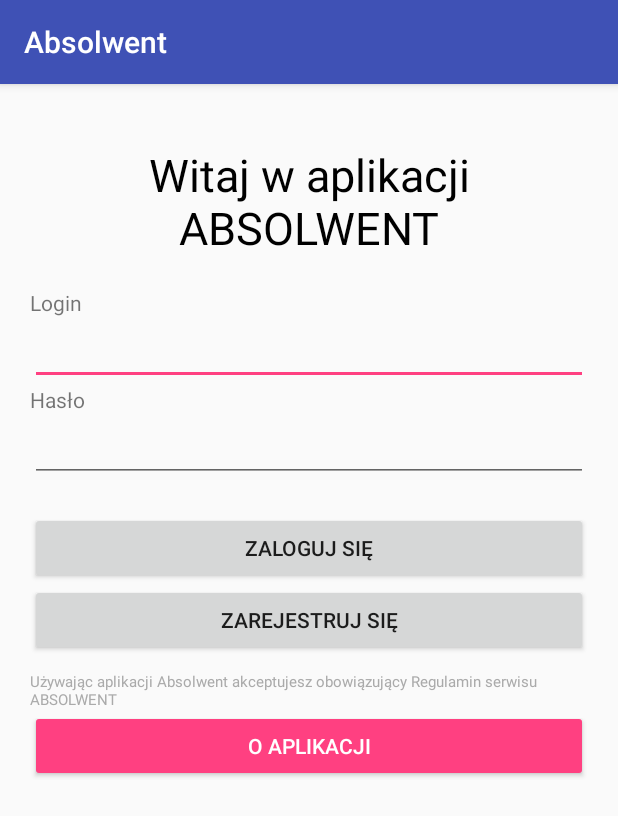
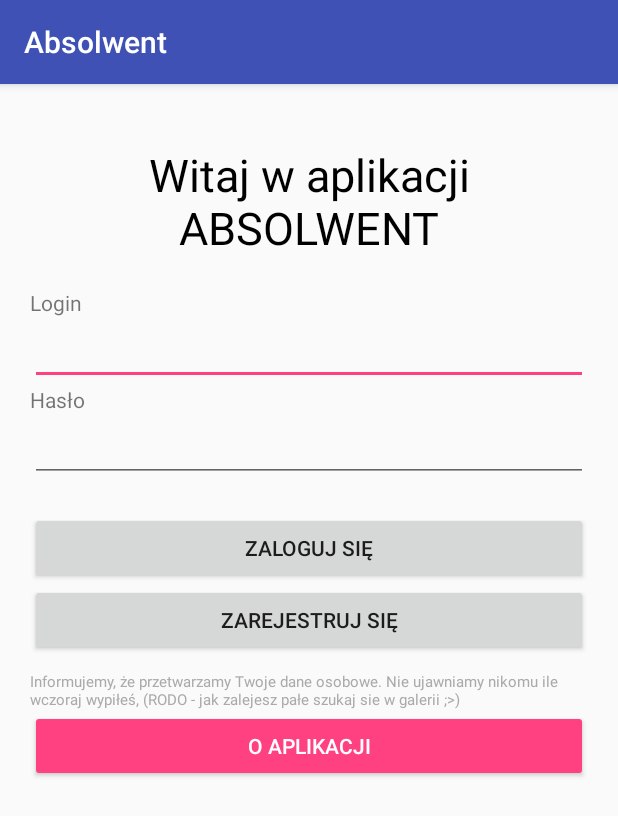
Before and after one commit to KrzysztofStanek/AbsolwentAPP, an Android app: the screen it shows after launch (MainActivity), on a phone screen of 412 x 824 dp. Shown: the top 816 px of the screen. Run offline under Robolectric (Android 15) with nearby library versions, the phone set to English and light mode, and no system bars.

Commit message:
rejestracja - komuunikat

```diff
--- a/app/src/main/res/layout/activity_main.xml
+++ b/app/src/main/res/layout/activity_main.xml
@@ -77,7 +77,7 @@
         android:layout_height="wrap_content"
         android:layout_weight="1"
         android:cursorVisible="false"
-        android:text="Używając aplikacji Absolwent akceptujesz obowiązujący Regulamin serwisu ABSOLWENT"
+        android:text="Informujemy, że przetwarzamy Twoje dane osobowe. Nie ujawniamy nikomu ile wczoraj wypiłeś, (RODO - jak zalejesz pałe szukaj sie w galerii ;>)"
         android:textAlignment="textStart"
         android:textColor="@android:color/darker_gray"
         android:textSize="10sp"
```
